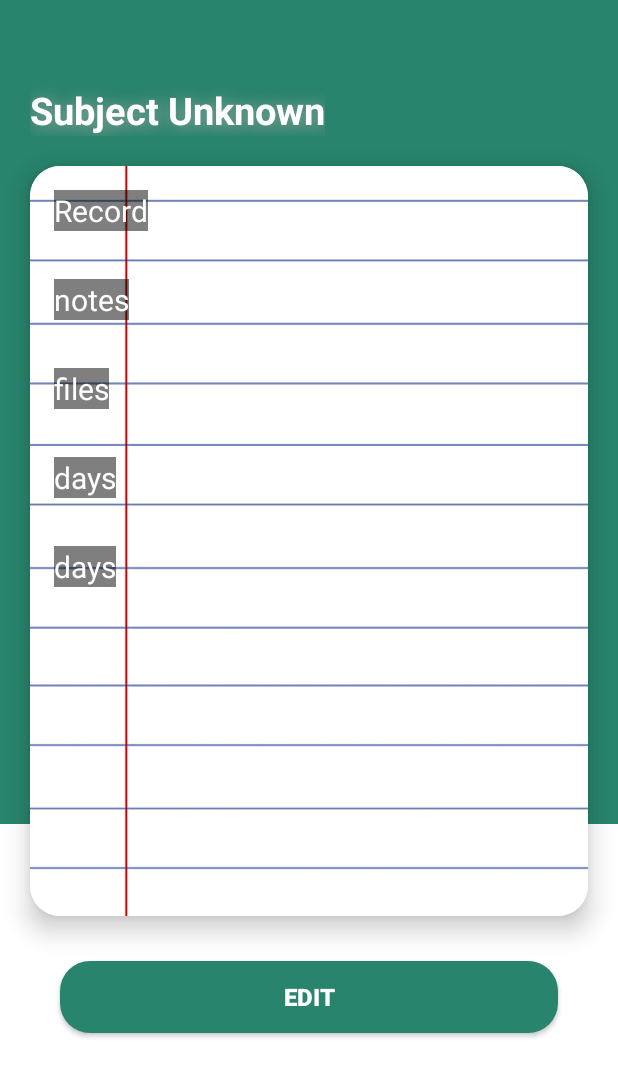
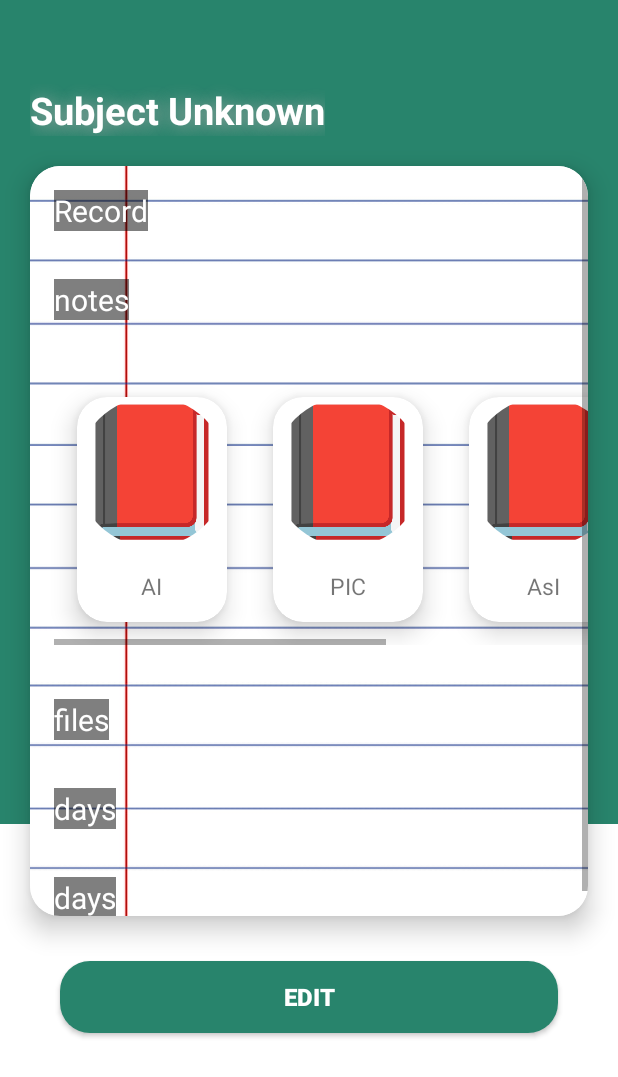
Before and after one commit to Subject-Planner/Subject-Planner-App, an Android app: the SubjectDetailsActivity screen opened directly, with no data from a screen before it, on a phone screen of 412 x 824 dp. Shown: the top 1077 px of the screen. Run offline under Robolectric (Android 15) with nearby library versions, the phone set to English and light mode, and no system bars; our stand-ins replace CircleImageView.

Commit message:
sp-22-recyclerview-for-filenote

```diff
--- a/app/build.gradle
+++ b/app/build.gradle
@@ -40,4 +40,8 @@ dependencies {
     implementation 'com.intuit.sdp:sdp-android:1.0.6'
     implementation 'com.intuit.ssp:ssp-android:1.0.6'
 
+    implementation 'de.hdodenhof:circleimageview:3.1.0'
+    implementation 'com.android.volley:volley-cronet:1.2.1'
+    implementation 'com.squareup.picasso:picasso:2.8'
+
 }
--- a/app/src/main/java/com/demo/subjectplanner/activity/SubjectDetailsActivity.java
+++ b/app/src/main/java/com/demo/subjectplanner/activity/SubjectDetailsActivity.java
@@ -1,24 +1,44 @@
 package com.demo.subjectplanner.activity;
 
+
+
+import androidx.annotation.NonNull;
 import androidx.appcompat.app.AppCompatActivity;
+import androidx.recyclerview.widget.LinearLayoutManager;
+import androidx.recyclerview.widget.RecyclerView;
 
 import android.content.Intent;
 import android.os.Bundle;
+import android.view.LayoutInflater;
+import android.view.View;
+import android.view.ViewGroup;
 import android.widget.TextView;
 
 import com.demo.subjectplanner.R;
+import com.demo.subjectplanner.activity.adapter.FileAdapter;
+import com.demo.subjectplanner.activity.model.FileEntity;
+
+import java.util.ArrayList;
+import java.util.List;
 
 public class SubjectDetailsActivity extends AppCompatActivity {
     TextView subjectNameTextView;
-
+    RecyclerView recyclerViewl;
     @Override
     protected void onCreate(Bundle savedInstanceState) {
+
         super.onCreate(savedInstanceState);
         setContentView(R.layout.activity_subject_details);
 
         Intent callingIntent = getIntent();
         String subjectTilteString = null;
 
+        List<FileEntity> fileList = generateFileList();
+
+        RecyclerView recyclerView = findViewById(R.id.recyclerView);
+        recyclerView.setLayoutManager(new LinearLayoutManager(this, LinearLayoutManager.HORIZONTAL, false));
+        FileAdapter adapter = new FileAdapter(fileList, this);
+        recyclerView.setAdapter(adapter);
 
         if(callingIntent != null){
             subjectTilteString = callingIntent.getStringExtra(MainActivity.SUBJECT_TITLE_TAG);
@@ -36,4 +56,15 @@ public class SubjectDetailsActivity extends AppCompatActivity {
 
         }
     }
+    private List<FileEntity> generateFileList() {
+        List<FileEntity> fileList = new ArrayList<>();
+        fileList.add(new FileEntity("AI", "https://elcom-team.com/Subjects/%D8%B0%D9%83%D8%A7%D8%A1%20%D8%A7%D8%B5%D8%B7%D9%86%D8%A7%D8%B9%D9%8A/%D8%AA%D9%84%D8%AE%D9%8A%D8%B5%20%D8%B0%D9%83%D8%A7%D8%A1%20%D8%A7%D8%B5%D8%B7%D9%86%D8%A7%D8%B9%D9%8A%20-%20%D8%AD%D9%85%D8%B2%D8%A9%20%D8%A7%D8%B3%D9%85%D8%A7%D8%B9%D9%8A%D9%84.pdf"));
+        fileList.add(new FileEntity("PIC", "https://elcom-hu.com/Subjects/Mech/4th-and-5th-year/%D9%85%D8%B9%D8%A7%D9%84%D8%AC%D8%A7%D8%AA-%D9%88%D9%85%D8%AA%D8%AD%D9%83%D9%85%D8%A7%D8%AA-%D8%AF%D9%82%D9%8A%D9%82%D8%A9/%D8%AF%D9%81%D8%AA%D8%B1-%D8%A8%D9%8A%D9%83-%D8%AF.%D8%A7%D8%B3%D9%85%D8%A7%D8%A1-%D8%A7%D9%84%D8%AA%D9%85%D9%8A%D9%85%D9%8A"));
+        // Add more files as needed
+        fileList.add(new FileEntity("AsI", "https://elcom-team.com/Subjects/%D8%B0%D9%83%D8%A7%D8%A1%20%D8%A7%D8%B5%D8%B7%D9%86%D8%A7%D8%B9%D9%8A/%D8%AA%D9%84%D8%AE%D9%8A%D8%B5%20%D8%B0%D9%83%D8%A7%D8%A1%20%D8%A7%D8%B5%D8%B7%D9%86%D8%A7%D8%B9%D9%8A%20-%20%D8%AD%D9%85%D8%B2%D8%A9%20%D8%A7%D8%B3%D9%85%D8%A7%D8%B9%D9%8A%D9%84.pdf"));
+        fileList.add(new FileEntity("AeI", "https://elcom-team.com/Subjects/%D8%B0%D9%83%D8%A7%D8%A1%20%D8%A7%D8%B5%D8%B7%D9%86%D8%A7%D8%B9%D9%8A/%D8%AA%D9%84%D8%AE%D9%8A%D8%B5%20%D8%B0%D9%83%D8%A7%D8%A1%20%D8%A7%D8%B5%D8%B7%D9%86%D8%A7%D8%B9%D9%8A%20-%20%D8%AD%D9%85%D8%B2%D8%A9%20%D8%A7%D8%B3%D9%85%D8%A7%D8%B9%D9%8A%D9%84.pdf"));
+
+        return fileList;
+    }
+
 }
--- /dev/null
+++ b/app/src/main/java/com/demo/subjectplanner/activity/adapter/FileAdapter.java
@@ -0,0 +1,77 @@
+// FileAdapter.java
+package com.demo.subjectplanner.activity.adapter;
+
+import android.content.Context;
+import android.content.Intent;
+import android.net.Uri;
+import android.view.LayoutInflater;
+import android.view.View;
+import android.view.ViewGroup;
+import android.widget.TextView;
+import androidx.annotation.NonNull;
+import androidx.cardview.widget.CardView;
+import androidx.recyclerview.widget.RecyclerView;
+
+import com.demo.subjectplanner.R;
+import com.demo.subjectplanner.activity.model.FileEntity;
+
+import java.util.List;
+
+public class FileAdapter extends RecyclerView.Adapter<FileAdapter.ViewHolder> {
+
+    private List<FileEntity> fileList;
+    private Context context;
+
+    public FileAdapter(List<FileEntity> fileList, Context context) {
+        this.fileList = fileList;
+        this.context = context;
+    }
+
+    @NonNull
+    @Override
+    public ViewHolder onCreateViewHolder(@NonNull ViewGroup parent, int viewType) {
+        View view = LayoutInflater.from(context).inflate(R.layout.layout_file, parent, false);
+        return new ViewHolder(view);
+    }
+
+    @Override
+    public void onBindViewHolder(@NonNull ViewHolder holder, int position) {
+        FileEntity fileEntity = fileList.get(position);
+
+
+        holder.textViewTitle.setText(fileEntity.getTitle());
+
+        // Set click listener for the card
+        holder.cardView.setOnClickListener(new View.OnClickListener() {
+            @Override
+            public void onClick(View v) {
+                String link = fileEntity.getLink();
+                openLink(link);
+            }
+        });
+    }
+
+    @Override
+    public int getItemCount() {
+        return fileList.size();
+    }
+
+    public static class ViewHolder extends RecyclerView.ViewHolder {
+        de.hdodenhof.circleimageview.CircleImageView imageView;
+        TextView textViewTitle;
+        CardView cardView;
+
+        public ViewHolder(@NonNull View itemView) {
+            super(itemView);
+            imageView = itemView.findViewById(R.id.imageView);
+            textViewTitle = itemView.findViewById(R.id.textViewTitle);
+            cardView = itemView.findViewById(R.id.cardView);
+        }
+    }
+
+    private void openLink(String link) {
+        // Open the link in a web browser
+        Intent intent = new Intent(Intent.ACTION_VIEW, Uri.parse(link));
+        context.startActivity(intent);
+    }
+}
--- a/app/src/main/java/com/demo/subjectplanner/activity/adapter/HomePageRecyclerViewAdapter.java
+++ b/app/src/main/java/com/demo/subjectplanner/activity/adapter/HomePageRecyclerViewAdapter.java
@@ -56,15 +56,14 @@ public class HomePageRecyclerViewAdapter extends RecyclerView.Adapter<HomePageRe
 //        taskFragmentTextView.setText(position +" - "+ taskName);
 
        ;
-        View productViewHolder = holder.itemView;
+
         Button btn = (Button) holder.itemView.findViewById(R.id.cardViewButton);
         btn.setOnClickListener(view -> {
 
-            Intent goToOrderFormIntent = new Intent(callingActivity, SubjectDetailsActivity.class);
-            goToOrderFormIntent.putExtra(MainActivity.SUBJECT_TITLE_TAG,  subjectTitle);
-//            goToOrderFormIntent.putExtra(MainActivity.TASK_BODY_TAG,  taskBody);
-//            goToOrderFormIntent.putExtra(MainActivity.TASK_STATE_TAG, taskState);
-            callingActivity.startActivity(goToOrderFormIntent);
+            Intent goTOSubjectDetails = new Intent(callingActivity, SubjectDetailsActivity.class);
+            goTOSubjectDetails.putExtra(MainActivity.SUBJECT_TITLE_TAG,  subjectTitle);
+
+            callingActivity.startActivity(goTOSubjectDetails);
         });
 
     }
--- /dev/null
+++ b/app/src/main/java/com/demo/subjectplanner/activity/model/FileEntity.java
@@ -0,0 +1,20 @@
+package com.demo.subjectplanner.activity.model;
+
+
+public class FileEntity {
+    private String title;
+    private String link;
+
+    public FileEntity(String title, String link) {
+        this.title = title;
+        this.link = link;
+    }
+
+    public String getTitle() {
+        return title;
+    }
+
+    public String getLink() {
+        return link;
+    }
+}
--- a/app/src/main/res/layout/activity_subject_details.xml
+++ b/app/src/main/res/layout/activity_subject_details.xml
@@ -91,6 +91,24 @@
                 android:text="notes"
                 android:textColor="@android:color/white"
                 android:textSize="20sp"></TextView>
+                <ScrollView
+                    android:layout_width="match_parent"
+                    android:layout_height="match_parent"
+                    android:layout_marginTop="20dp"
+                    android:layout_marginBottom="20dp">
+
+                    <!-- Use a RecyclerView instead of a LinearLayout -->
+                    <androidx.recyclerview.widget.RecyclerView
+                        android:id="@+id/recyclerView"
+                        android:layout_width="wrap_content"
+                        android:layout_height="match_parent"
+                        android:orientation="horizontal"
+                        android:clipToPadding="false"
+                        android:paddingStart="16dp"
+                        android:paddingEnd="16dp"
+                        android:scrollbars="horizontal" />
+
+                </ScrollView>
             <TextView
                 android:id="@+id/filesTextView"
                 android:layout_width="wrap_content"
--- /dev/null
+++ b/app/src/main/res/layout/layout_file.xml
@@ -0,0 +1,33 @@
+<!-- card_item.xml -->
+<androidx.cardview.widget.CardView xmlns:android="http://schemas.android.com/apk/res/android"
+    xmlns:app="http://schemas.android.com/apk/res-auto"
+    android:id="@+id/cardView"
+    android:layout_width="100dp"
+    android:layout_height="150dp"
+    android:layout_margin="15dp"
+    app:cardCornerRadius="20dp"
+    app:cardElevation="10dp"
+    android:clickable="true"
+    android:focusable="true">
+
+    <LinearLayout
+        android:layout_width="match_parent"
+        android:layout_height="match_parent"
+        android:gravity="center_horizontal"
+        android:orientation="vertical">
+
+        <de.hdodenhof.circleimageview.CircleImageView
+            android:id="@+id/imageView"
+            android:layout_width="100dp"
+            android:layout_height="100dp"
+            android:src="@drawable/book"/>
+
+        <TextView
+            android:id="@+id/textViewTitle"
+            android:layout_margin="15dp"
+            android:layout_width="wrap_content"
+            android:layout_height="wrap_content"
+            android:textSize="15sp"></TextView>
+
+    </LinearLayout>
+</androidx.cardview.widget.CardView>
```
